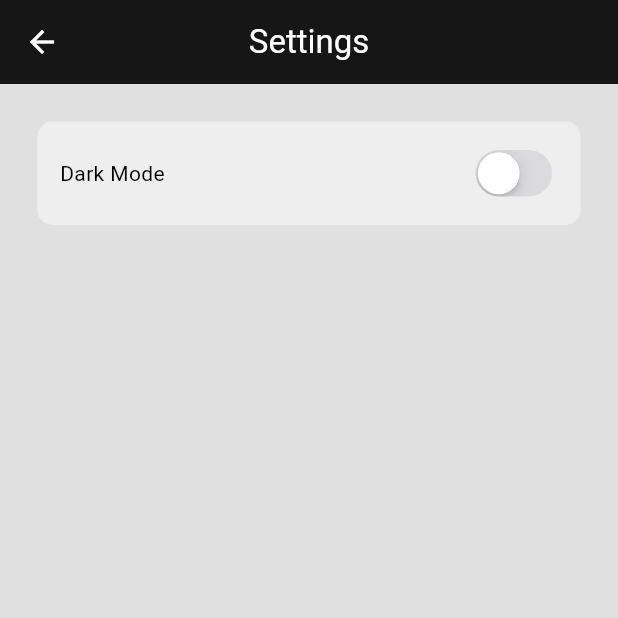
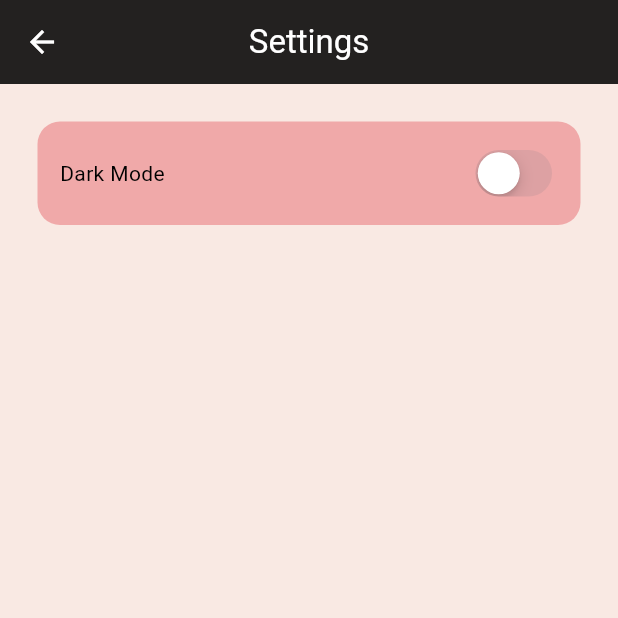
Before and after one commit to vishwa21pratap/Flutter_ChatApp, a Flutter app: the screen it shows once a user with an empty profile is signed in, in the side drawer, after a tap on "S E T T I N G S", on a phone screen of 412 x 824 dp, the top half of it. Run offline on Flutter 3.47's test engine with Material 3 defaults, Android fonts, the phone set to English and light mode, and no system bars; our stand-ins replace cloud_firestore, file_picker, firebase_auth, firebase_core, firebase_storage; accounts and stored records are empty; network calls fail.

Commit message:
Describe the changes you made

```diff
--- a/lib/components/my_button.dart
+++ b/lib/components/my_button.dart
@@ -3,13 +3,13 @@ import 'package:flutter/material.dart';
 class MyButton extends StatelessWidget {
   final void Function()? onTap;
   final String text;
+
   const MyButton({
     super.key,
     required this.text,
     required this.onTap,
   });
 
-  // This widget is the root of your application.
   @override
   Widget build(BuildContext context) {
     return GestureDetector(
@@ -17,12 +17,19 @@ class MyButton extends StatelessWidget {
       child: Container(
         decoration: BoxDecoration(
           color: Theme.of(context).colorScheme.secondary,
-          borderRadius: BorderRadius.circular(8),
+          borderRadius: BorderRadius.circular(12),
         ),
         padding: const EdgeInsets.all(25),
         margin: const EdgeInsets.symmetric(horizontal: 25),
         child: Center(
-          child: Text(text),
+          child: Text(
+            text,
+            style: TextStyle(
+              color: Colors.black, // Text color
+              fontWeight: FontWeight.bold, // Text weight
+              fontSize: 16, // Text size (adjust as needed)
+            ),
+          ),
         ),
       ),
     );
--- a/lib/components/my_drawer.dart
+++ b/lib/components/my_drawer.dart
@@ -25,7 +25,7 @@ class MyDrawer extends StatelessWidget {
                   child: Icon(
                     Icons.message,
                     color: Theme.of(context).colorScheme.primary,
-                    size: 30,
+                    size: 50,
                   ),
                 ),
               ),
--- a/lib/components/my_textfield.dart
+++ b/lib/components/my_textfield.dart
@@ -5,38 +5,35 @@ class MyTextField extends StatelessWidget {
   final bool obscureText;
   final TextEditingController controller;
   final FocusNode? focusNode;
+
   const MyTextField({
-    super.key,
+    Key? key,
     required this.hintText,
     required this.obscureText,
     required this.controller,
     this.focusNode,
-  });
+  }) : super(key: key);
 
-  // This widget is the root of your application.
   @override
   Widget build(BuildContext context) {
     return Padding(
-      padding: const EdgeInsets.symmetric(
-        horizontal: 25.0,
-      ),
+      padding: const EdgeInsets.symmetric(horizontal: 25.0),
       child: TextField(
         obscureText: obscureText,
         controller: controller,
         focusNode: focusNode,
+        cursorColor: Colors.black, // Setting the cursor color to black
         decoration: InputDecoration(
           enabledBorder: OutlineInputBorder(
-            borderSide:
-                BorderSide(color: Theme.of(context).colorScheme.tertiary),
+            borderSide: BorderSide(color: Colors.purple),
           ),
           focusedBorder: OutlineInputBorder(
-            borderSide:
-                BorderSide(color: Theme.of(context).colorScheme.primary),
+            borderSide: BorderSide(color: Colors.black),
           ),
           fillColor: Theme.of(context).colorScheme.secondary,
           filled: true,
           hintText: hintText,
-          hintStyle: TextStyle(color: Theme.of(context).colorScheme.primary),
+          hintStyle: TextStyle(color: Colors.white),
         ),
       ),
     );
--- a/lib/pages/home_page.dart
+++ b/lib/pages/home_page.dart
@@ -8,7 +8,6 @@ import 'package:weather/services/auth/chat/chat_service.dart';
 class HomePage extends StatelessWidget {
   HomePage({super.key});
 
-  //chat & auth service
   final ChatService _chatService = ChatService();
   final AuthService _authService = AuthService();
 
@@ -17,14 +16,13 @@ class HomePage extends StatelessWidget {
     auth.signOut();
   }
 
-  // This widget is the root of your application.
   @override
   Widget build(BuildContext context) {
     return Scaffold(
       appBar: AppBar(
-        title: const Text("Home"),
+        title: const Text("Users List"),
         centerTitle: true,
-        backgroundColor: Colors.black,
+        backgroundColor: Colors.teal,
         foregroundColor: Colors.white,
         elevation: 0,
       ),
@@ -33,47 +31,57 @@ class HomePage extends StatelessWidget {
     );
   }
 
-//build a list of users except for the current login user
-
   Widget _buildUserList() {
     return StreamBuilder(
       stream: _chatService.getUsersStream(),
       builder: (context, snapshot) {
-        //error
         if (snapshot.hasError) {
           return const Text("Error");
         }
-        //loading
         if (snapshot.connectionState == ConnectionState.waiting) {
           return const Text("Loading..");
         }
 
-        //return view list
-
         return ListView(
           children: snapshot.data!
-              .map<Widget>((userData) => _buildUserListItem(userData, context))
+              .map<Widget>((userData) => FutureBuilder<String>(
+                    future: _chatService.getLastMessage(
+                      _authService.getCurrentUser()!.uid,
+                      userData["uid"],
+                    ),
+                    builder: (context, lastMessageSnapshot) {
+                      if (lastMessageSnapshot.connectionState ==
+                          ConnectionState.waiting) {
+                        return const Text("Loading..");
+                      }
+                      if (lastMessageSnapshot.hasError) {
+                        return const Text("Error");
+                      }
+                      final lastMessage =
+                          lastMessageSnapshot.data ?? "No messages yet";
+
+                      return _buildUserListItem(userData, lastMessage, context);
+                    },
+                  ))
               .toList(),
         );
       },
     );
   }
 
-  // build user list file
   Widget _buildUserListItem(
-      Map<String, dynamic> userData, BuildContext context) {
-    // display all users except current user
+      Map<String, dynamic> userData, String lastMessage, BuildContext context) {
     if (userData["email"] != _authService.getCurrentUser()!.email) {
       return UserTile(
         text: userData["email"],
+        lastMessage: lastMessage,
         onTap: () {
-          // tapped on a user to chat
           Navigator.push(
             context,
             MaterialPageRoute(
               builder: (context) => ChatPage(
-                recieverEmail: userData["email"],
-                recieverID: userData["uid"],
+                receiverEmail: userData["email"],
+                receiverID: userData["uid"],
               ),
             ),
           );
--- a/lib/pages/login_page.dart
+++ b/lib/pages/login_page.dart
@@ -43,7 +43,14 @@ class LogInPage extends StatelessWidget {
   @override
   Widget build(BuildContext context) {
     return Scaffold(
-      backgroundColor: Theme.of(context).colorScheme.background,
+      appBar: AppBar(
+        title: const Text("VishChat"),
+        centerTitle: true,
+        backgroundColor: Color.fromARGB(255, 201, 183, 230),
+        foregroundColor: Colors.black,
+        elevation: 10,
+      ),
+      backgroundColor: Color.fromARGB(255, 219, 205, 242),
       body: Center(
         child: Column(
           mainAxisAlignment: MainAxisAlignment.center,
@@ -52,20 +59,20 @@ class LogInPage extends StatelessWidget {
             Icon(
               Icons.message,
               size: 60,
-              color: Theme.of(context).colorScheme.primary,
+              color: Color.fromARGB(255, 220, 185, 174),
             ),
-            const SizedBox(height: 50),
+            const SizedBox(height: 40),
             //welcome back
             Text(
               "Welcome back, you've been missed!",
               style: TextStyle(
-                color: Theme.of(context).colorScheme.primary,
+                color: Colors.black,
                 fontSize: 16,
               ),
             ),
 
             const SizedBox(
-              height: 25,
+              height: 20,
             ),
             // email tf
             MyTextField(
@@ -85,11 +92,11 @@ class LogInPage extends StatelessWidget {
 
             //login
             MyButton(
-              text: "Login",
+              text: "LOGIN",
               onTap: () => login(context),
             ),
 
-            const SizedBox(height: 10),
+            const SizedBox(height: 12),
 
             //register now
             Row(
@@ -98,7 +105,7 @@ class LogInPage extends StatelessWidget {
                 Text(
                   "Not a member? ",
                   style: TextStyle(
-                    color: Theme.of(context).colorScheme.primary,
+                    color: Colors.black,
                   ),
                 ),
                 GestureDetector(
@@ -107,7 +114,7 @@ class LogInPage extends StatelessWidget {
                     "Register Now ",
                     style: TextStyle(
                       fontWeight: FontWeight.bold,
-                      color: Theme.of(context).colorScheme.primary,
+                      color: Colors.black,
                     ),
                   ),
                 ),
--- a/lib/pages/register_page.dart
+++ b/lib/pages/register_page.dart
@@ -15,12 +15,9 @@ class RegisterPage extends StatelessWidget {
     required this.onTap,
   });
 
-  // register method
+  void register(BuildContext context) {
+    final _auth = AuthService();
 
-  void register(BuildContext context) {
-    // get auth service
-    final _auth = AuthService();
-// if passwords match
     if (_pwController.text == _confirmPwController.text) {
       try {
         _auth.signUpWithEmailPassword(
@@ -35,45 +32,51 @@ class RegisterPage extends StatelessWidget {
           ),
         );
       }
-    }
-    //passwords dont match then
-    else {
+    } else {
       showDialog(
         context: context,
         builder: (context) => const AlertDialog(
-          title: Text("Passwords Dont Match"),
+          title: Text("Passwords Don't Match"),
         ),
       );
     }
   }
 
-  // This widget is the root of your application.
   @override
   Widget build(BuildContext context) {
     return Scaffold(
-      backgroundColor: Theme.of(context).colorScheme.background,
-      body: Center(
+      appBar: AppBar(
+        title: const Text("Register Now!!"),
+        centerTitle: true,
+        backgroundColor: Color.fromARGB(255, 201, 183, 230),
+        foregroundColor: Colors.black,
+        elevation: 0,
+      ),
+      backgroundColor: Color.fromARGB(255, 219, 205, 242),
+      body: Padding(
+        padding: const EdgeInsets.symmetric(vertical: 5),
         child: Column(
           mainAxisAlignment: MainAxisAlignment.center,
           children: [
             //logo
+
             Icon(
               Icons.message,
-              size: 60,
-              color: Theme.of(context).colorScheme.primary,
+              size: 40,
+              color: Color.fromARGB(255, 210, 162, 147),
             ),
-            const SizedBox(height: 50),
+            const SizedBox(height: 8.4),
             //welcome back
             Text(
               "Let's create your Account..",
               style: TextStyle(
-                color: Theme.of(context).colorScheme.primary,
+                color: Colors.black,
                 fontSize: 16,
               ),
             ),
 
             const SizedBox(
-              height: 25,
+              height: 8,
             ),
             // email tf
             MyTextField(
@@ -81,7 +84,7 @@ class RegisterPage extends StatelessWidget {
               obscureText: false,
               controller: _emailController,
             ),
-            const SizedBox(height: 10),
+            const SizedBox(height: 8),
             //pw tf
             MyTextField(
               hintText: "Password",
@@ -89,7 +92,7 @@ class RegisterPage extends StatelessWidget {
               controller: _pwController,
             ),
 
-            const SizedBox(height: 10),
+            const SizedBox(height: 8),
             //CNFRM pw tf
             MyTextField(
               hintText: " Confirm Password",
@@ -97,15 +100,15 @@ class RegisterPage extends StatelessWidget {
               controller: _confirmPwController,
             ),
 
-            const SizedBox(height: 10),
+            const SizedBox(height: 8),
 
             //login
             MyButton(
-              text: "Register",
+              text: "REGISTER",
               onTap: () => register(context),
             ),
 
-            const SizedBox(height: 10),
+            const SizedBox(height: 8),
 
             //register now
             Row(
@@ -114,7 +117,7 @@ class RegisterPage extends StatelessWidget {
                 Text(
                   "Already Registered? ",
                   style: TextStyle(
-                    color: Theme.of(context).colorScheme.primary,
+                    color: Colors.black,
                   ),
                 ),
                 GestureDetector(
@@ -123,7 +126,7 @@ class RegisterPage extends StatelessWidget {
                     "Login Now ",
                     style: TextStyle(
                       fontWeight: FontWeight.bold,
-                      color: Theme.of(context).colorScheme.primary,
+                      color: Colors.black,
                     ),
                   ),
                 ),
--- a/lib/pages/settings_page.dart
+++ b/lib/pages/settings_page.dart
@@ -9,7 +9,7 @@ class SettingsPage extends StatelessWidget {
   @override
   Widget build(BuildContext context) {
     return Scaffold(
-      backgroundColor: Theme.of(context).colorScheme.background,
+      backgroundColor: Theme.of(context).colorScheme.primary,
       appBar: AppBar(
         title: const Text("Settings"),
         centerTitle: true,
@@ -20,7 +20,7 @@ class SettingsPage extends StatelessWidget {
       body: Container(
         decoration: BoxDecoration(
           color: Theme.of(context).colorScheme.secondary,
-          borderRadius: BorderRadius.circular(10),
+          borderRadius: BorderRadius.circular(15),
         ),
         margin: const EdgeInsets.all(25),
         padding: const EdgeInsets.all(15),
--- a/lib/themes/light_mode.dart
+++ b/lib/themes/light_mode.dart
@@ -3,9 +3,12 @@ import 'package:flutter/material.dart';
 ThemeData lightMode = ThemeData(
   colorScheme: ColorScheme.light(
     background: Colors.grey.shade300,
-    primary: Colors.grey.shade500,
-    secondary: Colors.grey.shade200,
-    tertiary: Colors.grey.shade700,
-    inversePrimary: Colors.grey.shade900,
+    primary: Color.fromARGB(
+        255, 249, 233, 227), // A vibrant but not too bright color
+    secondary: const Color.fromARGB(
+        255, 240, 169, 169), // Complements the primary color
+    tertiary: Color.fromARGB(
+        255, 134, 152, 160), // Adds contrast for tertiary elements
+    inversePrimary: Colors.deepPurple, // A rich, darker color for inverses
   ),
 );
--- a/pubspec.yaml
+++ b/pubspec.yaml
@@ -39,6 +39,9 @@ dependencies:
   firebase_auth: ^4.18.0
   cloud_firestore: ^4.16.0
   provider: ^6.1.2
+  file_picker: ^8.0.3
+  firebase_storage: ^11.7.5
+  url_launcher: ^6.2.6
 
 dev_dependencies:
   flutter_test:
```
Also changed, not shown: lib/components/chat_bubble.dart (+6 -2 lines), lib/components/user_tile.dart (+19 -11 lines), lib/models/message.dart (+21 -7 lines), lib/pages/chat_page.dart (+100 -54 lines), lib/services/auth/chat/chat_service.dart (+85 -29 lines), pubspec.lock, 6 other files.
